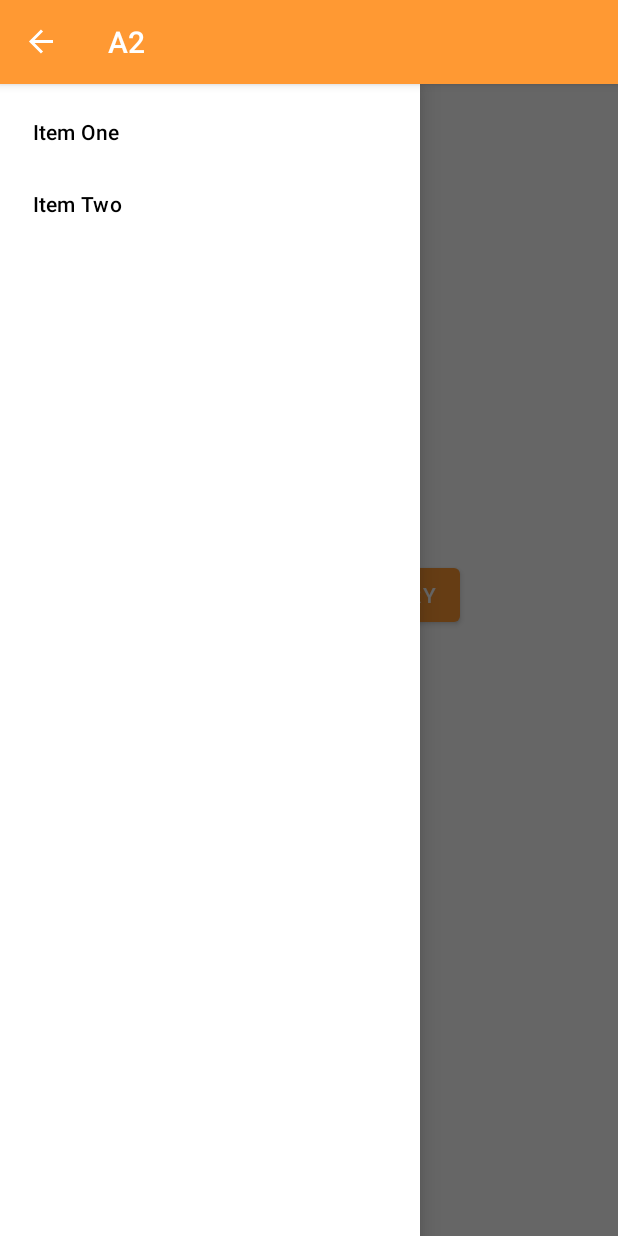
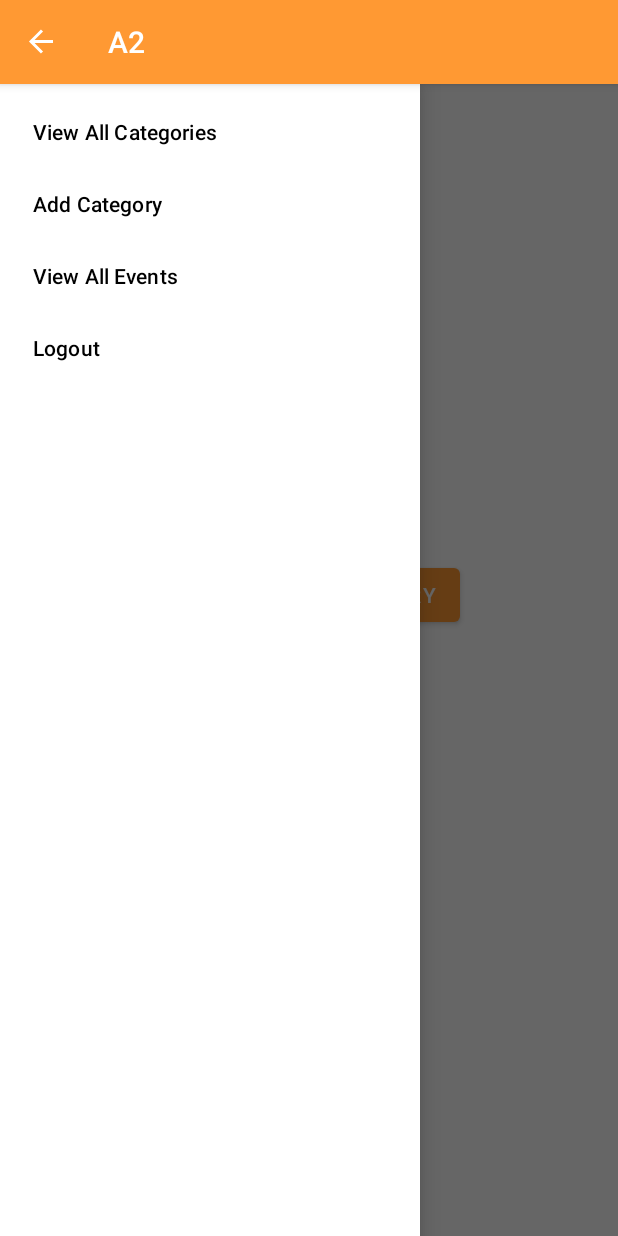
Before and after one commit to vinmeil/android-event-manager, an Android app: the MainActivity screen opened directly, with no data from a screen before it, with the side drawer open, on a phone screen of 412 x 824 dp. Run offline under Robolectric (Android 15) with nearby library versions, the phone set to English and light mode, and no system bars.

Commit message:
add logic for drawer layout

```diff
--- a/app/src/main/java/com/fit2081/a2/KeyStore.java
+++ b/app/src/main/java/com/fit2081/a2/KeyStore.java
@@ -4,6 +4,7 @@ public class KeyStore {
     public static String FILE_NAME = "SHARED_PREFERENCES";
     public static String KEY_USERNAME = "KEY_USERNAME";
     public static String KEY_PASSWORD = "KEY_PASSWORD";
+    public static String KEY_IS_LOGGED_IN = "KEY_IS_LOGGED_IN";
     public static String KEY_CATEGORY_ID = "KEY_CATEGORY_ID";
     public static String KEY_CATEGORY_NAME = "KEY_CATEGORY_NAME";
     public static String KEY_CATEGORY_EVENT_COUNT = "KEY_CATEGORY_EVENT_COUNT";
--- a/app/src/main/java/com/fit2081/a2/LoginActivity.java
+++ b/app/src/main/java/com/fit2081/a2/LoginActivity.java
@@ -45,6 +45,10 @@ public class LoginActivity extends AppCompatActivity {
 
         if (username.equals(usernamePreference) && password.equals(passwordPreference)) {
             // User is logged in, redirect to Main activity
+            SharedPreferences sharedPreferences = getSharedPreferences(KeyStore.FILE_NAME, MODE_PRIVATE);
+            SharedPreferences.Editor editor = sharedPreferences.edit();
+            editor.putBoolean(KeyStore.KEY_IS_LOGGED_IN, true);
+            editor.apply();
             redirectToMainActivity();
         } else {
             Toast.makeText(this, "Authentication failure: Username or Password is incorrect", Toast.LENGTH_SHORT).show();
--- a/app/src/main/res/layout/activity_login.xml
+++ b/app/src/main/res/layout/activity_login.xml
@@ -19,6 +19,7 @@
             android:layout_width="match_parent"
             android:layout_height="wrap_content"
             android:text="Login"
+            android:layout_marginTop="-100dp"
             android:textAlignment="center"
             android:textSize="24sp"
             android:textStyle="bold" />
--- a/app/src/main/res/layout/activity_signup.xml
+++ b/app/src/main/res/layout/activity_signup.xml
@@ -18,6 +18,7 @@
             android:id="@+id/textViewRegisterTitle"
             android:layout_width="match_parent"
             android:layout_height="wrap_content"
+            android:layout_marginTop="-100dp"
             android:text="Register Now!"
             android:textAlignment="center"
             android:textSize="24sp"
--- a/app/src/main/res/menu/nav_menu.xml
+++ b/app/src/main/res/menu/nav_menu.xml
@@ -1,9 +1,15 @@
 <?xml version="1.0" encoding="utf-8"?>
 <menu xmlns:android="http://schemas.android.com/apk/res/android">
     <item
-        android:id="@+id/item_id_1"
-        android:title="Item One" />
+        android:id="@+id/view_all_categories"
+        android:title="View All Categories" />
     <item
-        android:id="@+id/item_id_2"
-        android:title="Item Two" />
+        android:id="@+id/add_category"
+        android:title="Add Category" />
+    <item
+        android:id="@+id/view_all_events"
+        android:title="View All Events" />
+    <item
+        android:id="@+id/logout"
+        android:title="Logout" />
 </menu>
```
Also changed, not shown: app/src/main/java/com/fit2081/a2/MainActivity.java (+18 -5 lines).
